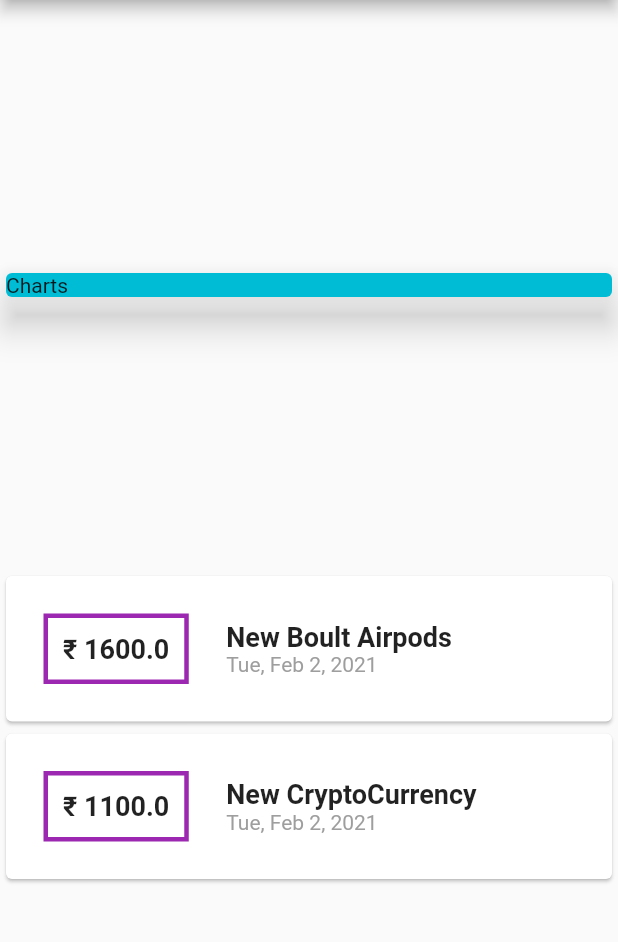
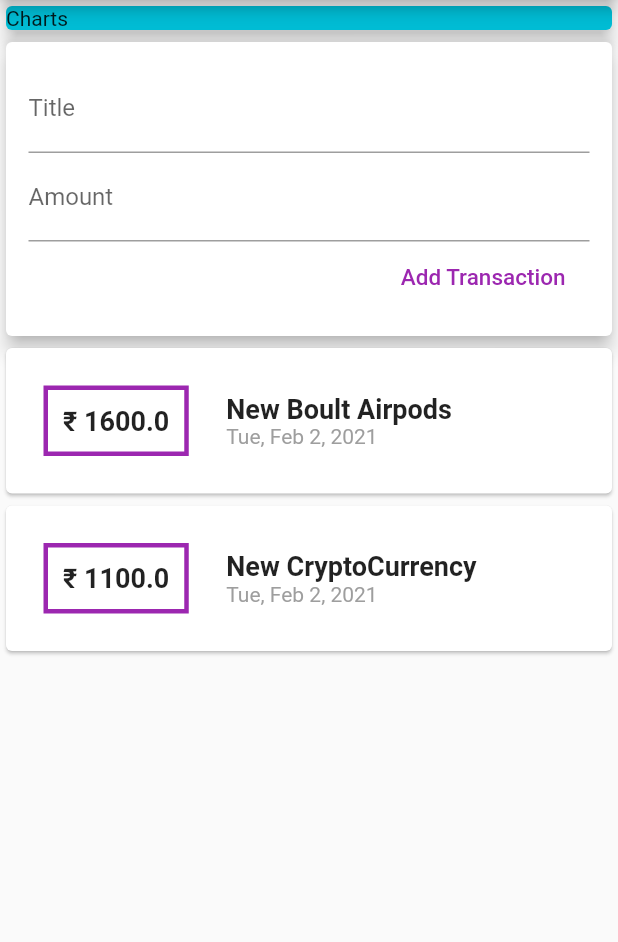
Before and after one commit to mayank8200/Expense-Tracker-Flutter, a Flutter app: the screen it shows after launch, on a phone screen of 412 x 824 dp, the part 84-1026 px from its top. Run offline on Flutter 3.47's test engine with Material 2 defaults, Android fonts, the phone set to English and light mode, and no system bars.

Commit message:
Added UserInput Field and done styling

```diff
--- a/lib/main.dart
+++ b/lib/main.dart
@@ -1,6 +1,7 @@
 import 'package:flutter/material.dart';
 import './transaction.dart';
 import 'package:intl/intl.dart';
+
 void main(List<String> args) {
   runApp(MyHomePage());
 }
@@ -26,7 +27,7 @@ class MyHomePage extends StatelessWidget {
             title: Text('Expense Tracker'),
           ),
           body: Column(
-            mainAxisAlignment: MainAxisAlignment.spaceEvenly,
+            //mainAxisAlignment: MainAxisAlignment.spaceEvenly,
             crossAxisAlignment: CrossAxisAlignment.stretch,
             children: [
               Container(
@@ -35,8 +36,32 @@ class MyHomePage extends StatelessWidget {
                   child: Text(
                     "Charts",
                   ),
-                  elevation: 10,
+                  elevation: 5,
                   color: Colors.cyan,
+                ),
+              ),
+              Card(
+                elevation: 5,
+                child: Container(
+                  padding: EdgeInsets.all(15),
+                  child: Column(
+                    crossAxisAlignment: CrossAxisAlignment.end,
+                    children: [
+                      TextField(
+                        decoration: InputDecoration(labelText: "Title"),
+                      ),
+                      TextField(
+                        decoration: InputDecoration(labelText: "Amount"),
+                      ),
+                      FlatButton(
+                          onPressed: () => {},
+                          child: Text(
+                            "Add Transaction",
+                            style:
+                                TextStyle(color: Colors.purple, fontSize: 15),
+                          ))
+                    ],
+                  ),
                 ),
               ),
               Column(
@@ -59,13 +84,20 @@ class MyHomePage extends StatelessWidget {
                                 fontWeight: FontWeight.bold, fontSize: 18),
                           ),
                         ),
-                       Column(
-                            crossAxisAlignment: CrossAxisAlignment.start,
-                            children: [
-                              Text(tx.title,style: TextStyle(fontWeight: FontWeight.bold,fontSize: 18),),
-                              Text(DateFormat.yMMMEd().format(tx.date),style: TextStyle(color:Colors.grey),),
-                            ],
-                          ),
+                        Column(
+                          crossAxisAlignment: CrossAxisAlignment.start,
+                          children: [
+                            Text(
+                              tx.title,
+                              style: TextStyle(
+                                  fontWeight: FontWeight.bold, fontSize: 18),
+                            ),
+                            Text(
+                              DateFormat.yMMMEd().format(tx.date),
+                              style: TextStyle(color: Colors.grey),
+                            ),
+                          ],
+                        ),
                       ],
                     ),
                   );
```
